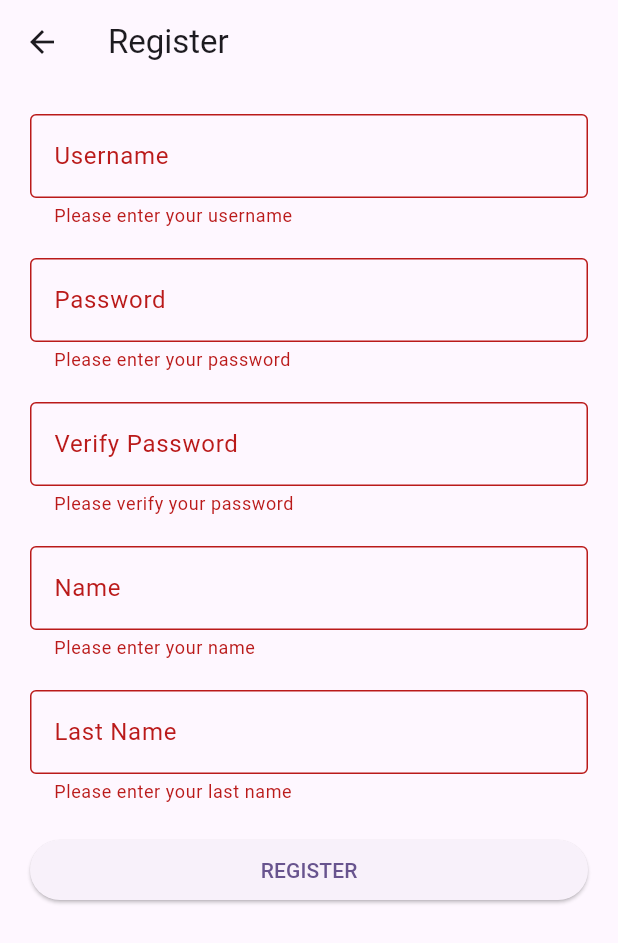
After one commit to PedroFranchEchaniz/Red-Libro, a Flutter app: the RegisterScreen screen opened directly, after a tap on "REGISTER", on a phone screen of 412 x 824 dp. The commit adds this screen. Shown: the top 943 px of the screen. Run offline on Flutter 3.47's test engine with Material 3 defaults, Android fonts, the phone set to English and light mode, and no system bars; our stand-ins replace bloc, flutter_bloc.

Commit message:
register front

```diff
--- /dev/null
+++ b/app_flutter/lib/blocs/bloc/register_bloc.dart
@@ -0,0 +1,34 @@
+import 'package:app_flutter/models/dto/register_dto.dart';
+import 'package:app_flutter/models/response/register_response.dart';
+import 'package:app_flutter/repositories/register/register_repositori.dart';
+import 'package:bloc/bloc.dart';
+import 'package:meta/meta.dart';
+
+part 'register_event.dart';
+part 'register_state.dart';
+
+class RegisterBloc extends Bloc<RegisterEvent, RegisterState> {
+  final RegisterRepository registerRepository;
+
+  RegisterBloc(this.registerRepository) : super(RegisterInitial()) {
+    on<DoRegisterEvent>(_doRegister);
+  }
+
+  Future<void> _doRegister(
+      DoRegisterEvent event, Emitter<RegisterState> emit) async {
+    emit(DoRegisterLoading());
+
+    try {
+      final RegisterDto registerDto = RegisterDto(
+          username: event.username,
+          password: event.password,
+          verifyPassword: event.verifypassword,
+          name: event.name,
+          lastName: event.lastname);
+      final response = await registerRepository.register(registerDto);
+      emit(DoRegisterSucces(response));
+    } on Exception catch (e) {
+      emit(DoRegisterError(e.toString()));
+    }
+  }
+}
--- /dev/null
+++ b/app_flutter/lib/blocs/bloc/register_event.dart
@@ -0,0 +1,14 @@
+part of 'register_bloc.dart';
+
+@immutable
+sealed class RegisterEvent {}
+
+class DoRegisterEvent extends RegisterEvent {
+  final String username;
+  final String password;
+  final String verifypassword;
+  final String lastname;
+  final String name;
+  DoRegisterEvent(this.username, this.password, this.verifypassword,
+      this.lastname, this.name);
+}
--- /dev/null
+++ b/app_flutter/lib/blocs/bloc/register_state.dart
@@ -0,0 +1,18 @@
+part of 'register_bloc.dart';
+
+@immutable
+sealed class RegisterState {}
+
+final class RegisterInitial extends RegisterState {}
+
+final class DoRegisterLoading extends RegisterState {}
+
+final class DoRegisterSucces extends RegisterState {
+  final RegisterResponse userRegister;
+  DoRegisterSucces(this.userRegister);
+}
+
+final class DoRegisterError extends RegisterState {
+  final String errorMessage;
+  DoRegisterError(this.errorMessage);
+}
--- /dev/null
+++ b/app_flutter/lib/models/dto/register_dto.dart
@@ -0,0 +1,32 @@
+class RegisterDto {
+  String? username;
+  String? password;
+  String? verifyPassword;
+  String? lastName;
+  String? name;
+
+  RegisterDto(
+      {this.username,
+      this.password,
+      this.verifyPassword,
+      this.lastName,
+      this.name});
+
+  RegisterDto.fromJson(Map<String, dynamic> json) {
+    username = json['username'];
+    password = json['password'];
+    verifyPassword = json['verifyPassword'];
+    lastName = json['lastName'];
+    name = json['name'];
+  }
+
+  Map<String, dynamic> toJson() {
+    final Map<String, dynamic> data = new Map<String, dynamic>();
+    data['username'] = this.username;
+    data['password'] = this.password;
+    data['verifyPassword'] = this.verifyPassword;
+    data['lastName'] = this.lastName;
+    data['name'] = this.name;
+    return data;
+  }
+}
--- /dev/null
+++ b/app_flutter/lib/models/response/register_response.dart
@@ -0,0 +1,28 @@
+class RegisterResponse {
+  String? id;
+  String? username;
+  String? name;
+  String? lastName;
+  List<String>? roles;
+
+  RegisterResponse(
+      {this.id, this.username, this.name, this.lastName, this.roles});
+
+  RegisterResponse.fromJson(Map<String, dynamic> json) {
+    id = json['id'];
+    username = json['username'];
+    name = json['name'];
+    lastName = json['lastName'];
+    roles = json['roles'].cast<String>();
+  }
+
+  Map<String, dynamic> toJson() {
+    final Map<String, dynamic> data = new Map<String, dynamic>();
+    data['id'] = this.id;
+    data['username'] = this.username;
+    data['name'] = this.name;
+    data['lastName'] = this.lastName;
+    data['roles'] = this.roles;
+    return data;
+  }
+}
--- /dev/null
+++ b/app_flutter/lib/pages/register_screen.dart
@@ -0,0 +1,180 @@
+import 'package:flutter/material.dart';
+import 'package:flutter_bloc/flutter_bloc.dart';
+import 'package:app_flutter/blocs/bloc/register_bloc.dart';
+import 'package:app_flutter/repositories/register/register_repositori_impl.dart';
+
+class RegisterScreen extends StatefulWidget {
+  const RegisterScreen({Key? key}) : super(key: key);
+
+  @override
+  State<RegisterScreen> createState() => _RegisterScreenState();
+}
+
+class _RegisterScreenState extends State<RegisterScreen> {
+  final _formKey = GlobalKey<FormState>();
+  final userTextController = TextEditingController();
+  final passTextController = TextEditingController();
+  final veryPassTextController = TextEditingController();
+  final nameTextController = TextEditingController();
+  final lastNameController = TextEditingController();
+
+  late RegisterBloc _registerBloc;
+
+  @override
+  void initState() {
+    super.initState();
+    _registerBloc = RegisterBloc(RegisterRepositoryImpl());
+  }
+
+  @override
+  void dispose() {
+    userTextController.dispose();
+    passTextController.dispose();
+    veryPassTextController.dispose();
+    nameTextController.dispose();
+    lastNameController.dispose();
+    _registerBloc.close();
+    super.dispose();
+  }
+
+  @override
+  Widget build(BuildContext context) {
+    return Scaffold(
+      appBar: AppBar(
+        title: const Text('Register'),
+      ),
+      body: BlocProvider(
+        create: (context) => _registerBloc,
+        child: BlocConsumer<RegisterBloc, RegisterState>(
+          listener: (context, state) {
+            if (state is DoRegisterSucces) {
+              // Aquí puedes manejar lo que ocurre después de un registro exitoso
+              // Por ejemplo, navegación a la pantalla de inicio de sesión o a la pantalla principal
+            } else if (state is DoRegisterError) {
+              // Mostrar mensaje de error
+              ScaffoldMessenger.of(context).showSnackBar(
+                SnackBar(content: Text(state.errorMessage)),
+              );
+            }
+          },
+          builder: (context, state) {
+            if (state is DoRegisterLoading) {
+              return const Center(child: CircularProgressIndicator());
+            }
+            return Padding(
+              padding: const EdgeInsets.all(20.0),
+              child: _buildRegisterForm(),
+            );
+          },
+        ),
+      ),
+    );
+  }
+
+  Widget _buildRegisterForm() {
+    return Form(
+      key: _formKey,
+      child: SingleChildScrollView(
+        child: Column(
+          mainAxisAlignment: MainAxisAlignment.center,
+          children: [
+            TextFormField(
+              controller: userTextController,
+              decoration: const InputDecoration(
+                border: OutlineInputBorder(),
+                labelText: 'Username',
+              ),
+              validator: (value) {
+                if (value == null || value.isEmpty) {
+                  return 'Please enter your username';
+                }
+                return null;
+              },
+            ),
+            const SizedBox(height: 20),
+            TextFormField(
+              controller: passTextController,
+              obscureText: true,
+              decoration: const InputDecoration(
+                border: OutlineInputBorder(),
+                labelText: 'Password',
+              ),
+              validator: (value) {
+                if (value == null || value.isEmpty) {
+                  return 'Please enter your password';
+                }
+                return null;
+              },
+            ),
+            const SizedBox(height: 20),
+            TextFormField(
+              controller: veryPassTextController,
+              obscureText: true,
+              decoration: const InputDecoration(
+                border: OutlineInputBorder(),
+                labelText: 'Verify Password',
+              ),
+              validator: (value) {
+                if (value == null || value.isEmpty) {
+                  return 'Please verify your password';
+                }
+                if (value != passTextController.text) {
+                  return 'Passwords do not match';
+                }
+                return null;
+              },
+            ),
+            const SizedBox(height: 20),
+            TextFormField(
+              controller: nameTextController,
+              decoration: const InputDecoration(
+                border: OutlineInputBorder(),
+                labelText: 'Name',
+              ),
+              validator: (value) {
+                if (value == null || value.isEmpty) {
+                  return 'Please enter your name';
+                }
+                return null;
+              },
+            ),
+            const SizedBox(height: 20),
+            TextFormField(
+              controller: lastNameController,
+              decoration: const InputDecoration(
+                border: OutlineInputBorder(),
+                labelText: 'Last Name',
+              ),
+              validator: (value) {
+                if (value == null || value.isEmpty) {
+                  return 'Please enter your last name';
+                }
+                return null;
+              },
+            ),
+            const SizedBox(height: 20),
+            SizedBox(
+              width: double.infinity,
+              child: ElevatedButton(
+                onPressed: () {
+                  if (_formKey.currentState!.validate()) {
+                    _registerBloc.add(
+                      DoRegisterEvent(
+                        userTextController.text,
+                        passTextController.text,
+                        veryPassTextController.text,
+                        nameTextController.text,
+                        lastNameController.text,
+                      ),
+                    );
+                  }
+                },
+                child: const Text('REGISTER'),
+              ),
+            ),
+          ],
+        ),
+      ),
+    );
+  }
+}
--- /dev/null
+++ b/app_flutter/lib/repositories/register/register_repositori.dart
@@ -0,0 +1,6 @@
+import 'package:app_flutter/models/dto/register_dto.dart';
+import 'package:app_flutter/models/response/register_response.dart';
+
+abstract class RegisterRepository {
+  Future<RegisterResponse> register(RegisterDto registerDto);
+}
--- /dev/null
+++ b/app_flutter/lib/repositories/register/register_repositori_impl.dart
@@ -0,0 +1,26 @@
+import 'dart:convert';
+
+import 'package:app_flutter/models/dto/register_dto.dart';
+import 'package:app_flutter/models/response/register_response.dart';
+import 'package:app_flutter/repositories/register/register_repositori.dart';
+import 'package:http/http.dart';
+
+class RegisterRepositoryImpl extends RegisterRepository {
+  final Client _httpClient = Client();
+
+  @override
+  Future<RegisterResponse> register(RegisterDto registerDto) async {
+    final response = await _httpClient.post(
+      Uri.parse('http://localhost:8080/client/register'),
+      headers: <String, String>{
+        'Content-Type': 'application/json; charset=UTF-8',
+      },
+      body: json.encode(registerDto.toJson()),
+    );
+    if (response.statusCode == 201) {
+      return RegisterResponse.fromJson(json.decode(response.body));
+    } else {
+      throw Exception('Failed register');
+    }
+  }
+}
```
Also changed, not shown: app_flutter/lib/pages/login_screen.dart (+14 -0 lines), 5 other files.
